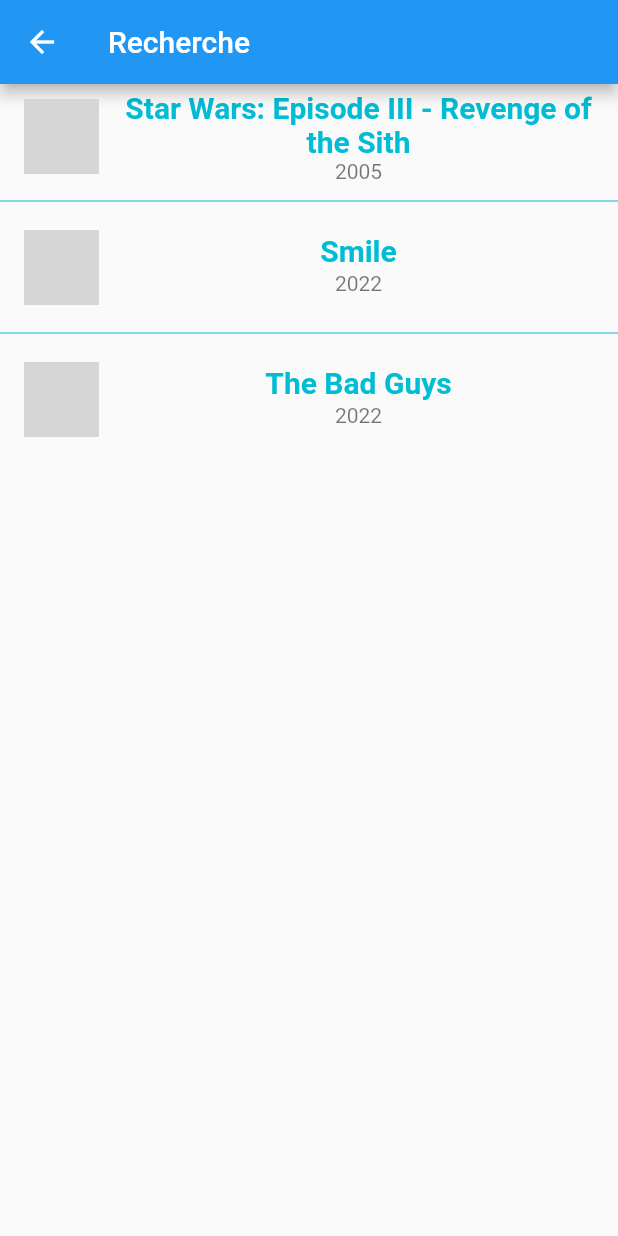
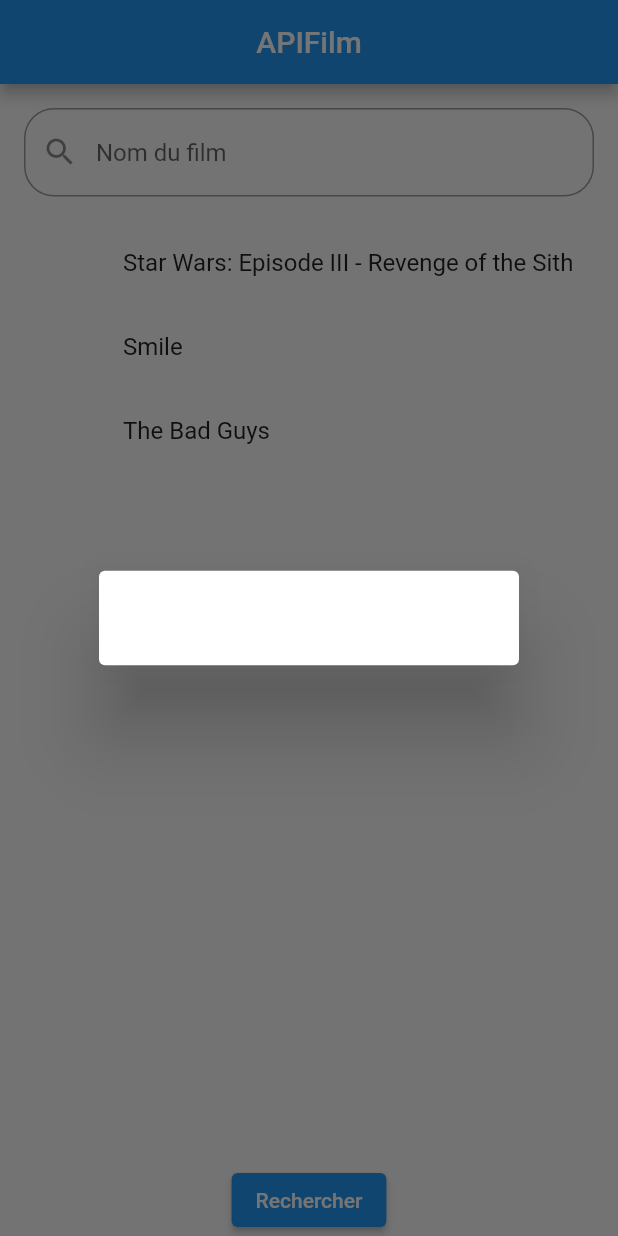
Before and after one commit to pierrebraem/BraemMedia, a Flutter app: the screen it shows after launch, after a tap on "Rechercher", on a phone screen of 412 x 824 dp. Run offline on Flutter 3.47's test engine with Material 2 defaults, Android fonts, the phone set to English and light mode, and no system bars; network calls fail; grey boxes are pictures that could not be loaded.

Commit message:
FEAT: Tester la récupération de texte de la barre de recherche

```diff
--- a/lib/main.dart
+++ b/lib/main.dart
@@ -25,6 +25,12 @@ class Accueil extends StatefulWidget{
 class _AccueilState extends State<Accueil>{
   final controller = TextEditingController();
   List<Film> films = exempleFilm;
+
+  @override
+  void dispose(){
+    controller.dispose();
+    super.dispose();
+  }
 
   @override
   Widget build(BuildContext context){
@@ -69,7 +75,7 @@ class _AccueilState extends State<Accueil>{
               },
             ),
           ),
-          ElevatedButton(
+          /* ElevatedButton(
             onPressed: () {
               Navigator.push(
                 context,
@@ -77,6 +83,19 @@ class _AccueilState extends State<Accueil>{
               );
             },
             child: Text('Rechercher'),
+          ), */
+          ElevatedButton(
+            onPressed: (){
+              showDialog(
+                context: context,
+                builder: (context){
+                  return AlertDialog(
+                    content: Text(controller.text),
+                  );
+                }
+              );
+            },
+            child: Text("Rechercher"),
           ),
         ],
       ),
```
